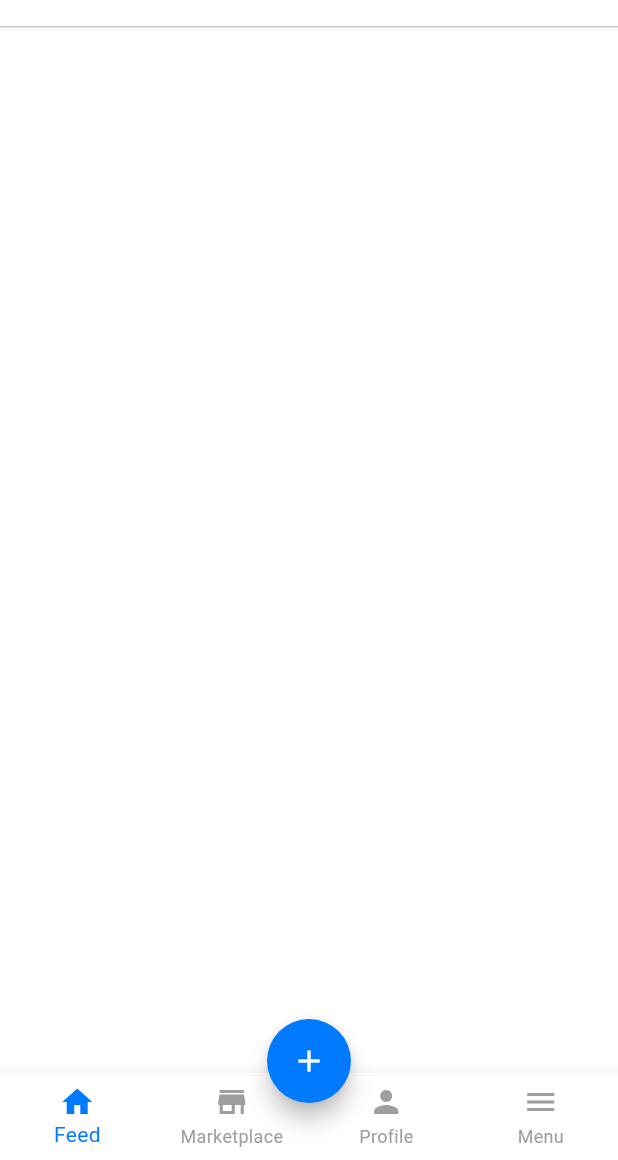
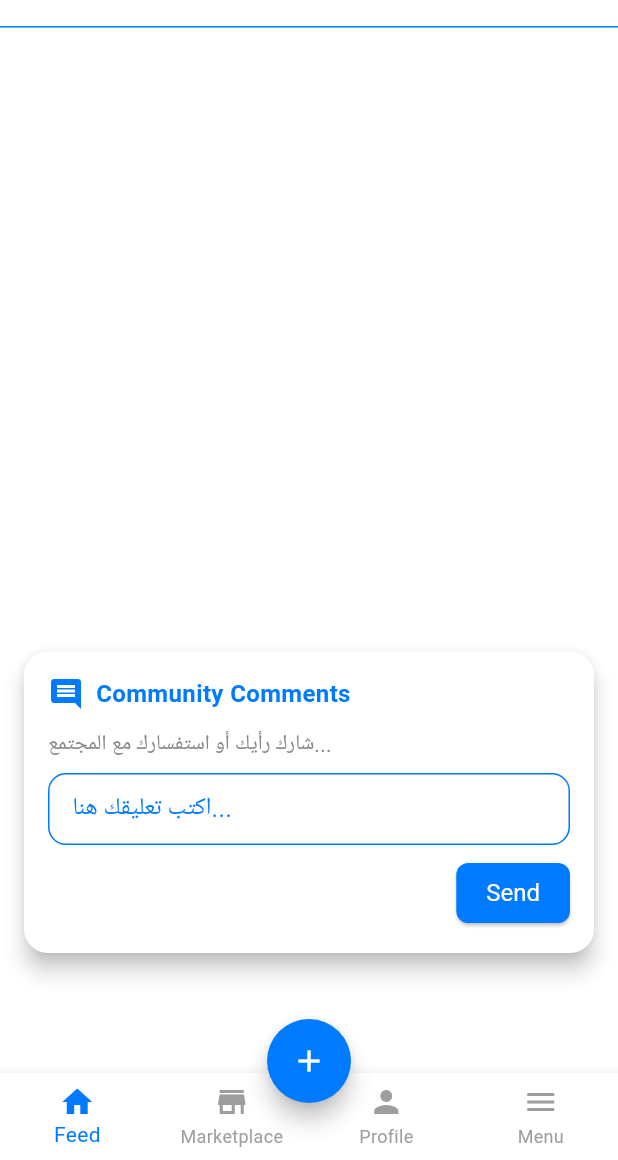
Before and after one commit to faisal39873987/reem_app, a Flutter app: the LandingScreen screen opened by its route, on a phone screen of 412 x 824 dp, the part 76-1236 px from its top. Run offline on Flutter 3.47's test engine with Material 3 defaults, Android fonts, the phone set to English and light mode, and no system bars; our stand-ins replace geolocator, image_picker, shared_preferences, sign_in_with_apple, supabase_flutter, swipe_cards; accounts and stored records are empty.

```diff
--- /dev/null
+++ b/lib/screens/comments_widget.dart
@@ -0,0 +1,83 @@
+import 'package:flutter/material.dart';
+import '../utils/constants.dart';
+
+class CommentsWidget extends StatelessWidget {
+  @override
+  Widget build(BuildContext context) {
+    return Card(
+      color: Colors.white,
+      elevation: 6,
+      margin: const EdgeInsets.symmetric(horizontal: 16),
+      shape: RoundedRectangleBorder(borderRadius: BorderRadius.circular(16)),
+      child: Padding(
+        padding: const EdgeInsets.all(16.0),
+        child: Column(
+          mainAxisSize: MainAxisSize.min,
+          crossAxisAlignment: CrossAxisAlignment.start,
+          children: [
+            Row(
+              children: const [
+                Icon(Icons.comment, color: kPrimaryColor),
+                SizedBox(width: 8),
+                Text(
+                  'Community Comments',
+                  style: TextStyle(
+                    color: kPrimaryColor,
+                    fontWeight: FontWeight.bold,
+                    fontSize: 16,
+                  ),
+                ),
+              ],
+            ),
+            const SizedBox(height: 12),
+            const Text(
+              'شارك رأيك أو استفسارك مع المجتمع...',
+              style: TextStyle(color: kTextLight),
+            ),
+            const SizedBox(height: 8),
+            TextField(
+              decoration: InputDecoration(
+                hintText: 'اكتب تعليقك هنا...',
+                border: OutlineInputBorder(
+                  borderRadius: BorderRadius.circular(12),
+                  borderSide: BorderSide(color: kPrimaryColor),
+                ),
+                focusedBorder: OutlineInputBorder(
+                  borderRadius: BorderRadius.circular(12),
+                  borderSide: BorderSide(color: kPrimaryColor),
+                ),
+                contentPadding: const EdgeInsets.symmetric(
+                  horizontal: 12,
+                  vertical: 8,
+                ),
+              ),
+              minLines: 1,
+              maxLines: 3,
+            ),
+            const SizedBox(height: 8),
+            Align(
+              alignment: Alignment.centerRight,
+              child: ElevatedButton(
+                style: ElevatedButton.styleFrom(
+                  backgroundColor: kPrimaryColor,
+                  foregroundColor: Colors.white,
+                  shape: RoundedRectangleBorder(
+                    borderRadius: BorderRadius.circular(8),
+                  ),
+                  padding: const EdgeInsets.symmetric(
+                    horizontal: 20,
+                    vertical: 10,
+                  ),
+                ),
+                onPressed: () {
+                  // TODO: send comment logic
+                },
+                child: const Text('Send'),
+              ),
+            ),
+          ],
+        ),
+      ),
+    );
+  }
+}
--- a/lib/screens/landing_screen.dart
+++ b/lib/screens/landing_screen.dart
@@ -14,6 +14,7 @@ import '../providers/feed_provider.dart';
 import '../widgets/post_widget.dart';
 import '../widgets/bottom_nav_bar.dart';
 import '../utils/constants.dart';
+import 'comments_widget.dart';
 
 class LandingScreen extends StatefulWidget {
   final int initialIndex;
@@ -63,7 +64,24 @@ class _LandingScreenState extends State<LandingScreen> {
     return Scaffold(
       backgroundColor: Colors.white,
       extendBody: true,
-      body: SafeArea(child: _pages[_selectedIndex]),
+      body: SafeArea(
+        child: Stack(
+          children: [
+            _pages[_selectedIndex],
+            if (_selectedIndex == 0) ...[
+              // ✅ Widget التعليقات يظهر فقط في الصفحة الرئيسية
+              Align(
+                alignment: Alignment.bottomCenter,
+                child: Padding(
+                  padding: const EdgeInsets.only(bottom: 80),
+                  child:
+                      CommentsWidget(), // تأكد من وجود هذا الودجت أو أنشئه إذا لم يكن موجودًا
+                ),
+              ),
+            ],
+          ],
+        ),
+      ),
       floatingActionButton: Transform.translate(
         offset: const Offset(0, -8),
         child: FloatingActionButton(
--- a/lib/utils/theme.dart
+++ b/lib/utils/theme.dart
@@ -27,21 +27,27 @@ final ThemeData appTheme = ThemeData(
       foregroundColor: Colors.white,
       textStyle: const TextStyle(fontSize: 16),
       padding: const EdgeInsets.symmetric(vertical: 14, horizontal: 24),
-      shape: RoundedRectangleBorder(
-        borderRadius: BorderRadius.circular(12),
-      ),
+      shape: RoundedRectangleBorder(borderRadius: BorderRadius.circular(12)),
     ),
   ),
   textTheme: const TextTheme(
-    bodyLarge: TextStyle(color: kTextDark, fontSize: 16),
-    bodyMedium: TextStyle(color: kTextDark, fontSize: 14),
-    labelLarge: TextStyle(color: kPrimaryColor, fontWeight: FontWeight.bold),
+    bodyLarge: TextStyle(color: kTextDark),
+    bodyMedium: TextStyle(color: kTextDark),
+    bodySmall: TextStyle(color: kTextDark),
+    titleLarge: TextStyle(color: kPrimaryColor),
+    titleMedium: TextStyle(color: kPrimaryColor),
+    titleSmall: TextStyle(color: kPrimaryColor),
   ),
-  inputDecorationTheme: InputDecorationTheme(
-    border: OutlineInputBorder(
-      borderRadius: BorderRadius.circular(12),
-      borderSide: const BorderSide(color: Colors.black26),
-    ),
-    contentPadding: const EdgeInsets.symmetric(horizontal: 16, vertical: 14),
+  colorScheme: ColorScheme.light(
+    primary: kPrimaryColor,
+    secondary: Colors.white,
+    background: Colors.white,
+    surface: Colors.white,
+    onPrimary: Colors.white,
+    onSecondary: kPrimaryColor,
+    onBackground: kPrimaryColor,
+    onSurface: kPrimaryColor,
+    error: Colors.red,
+    onError: Colors.white,
   ),
 );
```
Also changed, not shown: lib/screens/chat_list_screen.dart (+3 -9 lines), lib/screens/marketplace_screen.dart (+8 -2 lines), lib/screens/notification_screen.dart (+21 -11 lines), 2 other files.
